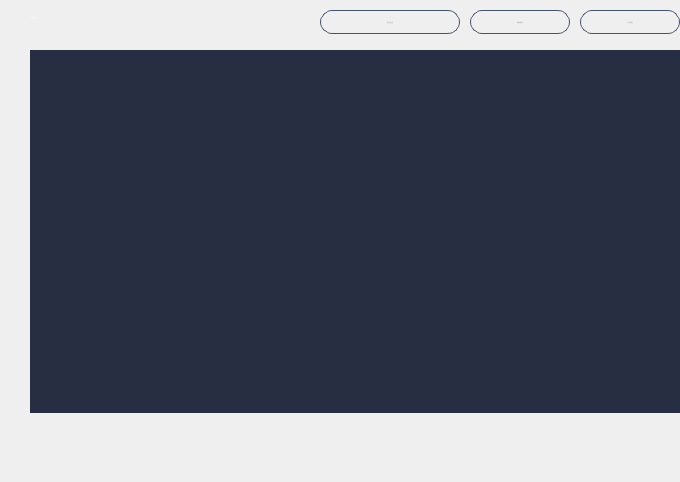
HcashOrg/hx-indicator, file multisig/multisigpage.ui: the form before one commit.
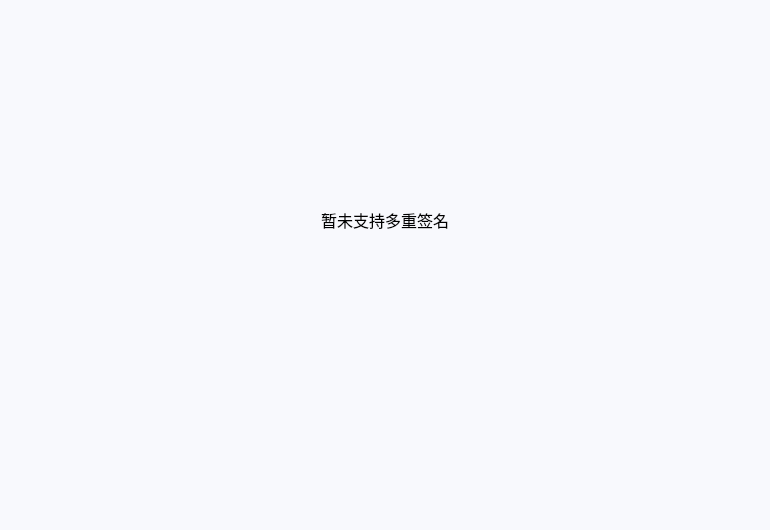
The form after the commit.

Diff of the .ui file:
```diff
--- a/multisig/multisigpage.ui
+++ b/multisig/multisigpage.ui
@@ -6,8 +6,8 @@
    <rect>
     <x>0</x>
     <y>0</y>
-    <width>680</width>
-    <height>482</height>
+    <width>770</width>
+    <height>530</height>
    </rect>
   </property>
   <property name="windowTitle">
@@ -242,6 +242,41 @@
     <string>Multi-Signature</string>
    </property>
   </widget>
+  <widget class="QWidget" name="widget" native="true">
+   <property name="geometry">
+    <rect>
+     <x>0</x>
+     <y>0</y>
+     <width>770</width>
+     <height>530</height>
+    </rect>
+   </property>
+   <property name="styleSheet">
+    <string notr="true">background-color: rgb(248,249,253);</string>
+   </property>
+   <widget class="QLabel" name="label">
+    <property name="geometry">
+     <rect>
+      <x>250</x>
+      <y>190</y>
+      <width>270</width>
+      <height>60</height>
+     </rect>
+    </property>
+    <property name="font">
+     <font>
+      <family>微软雅黑</family>
+      <pointsize>12</pointsize>
+     </font>
+    </property>
+    <property name="text">
+     <string>暂未支持多重签名</string>
+    </property>
+    <property name="alignment">
+     <set>Qt::AlignCenter</set>
+    </property>
+   </widget>
+  </widget>
  </widget>
  <resources/>
  <connections/>
```
